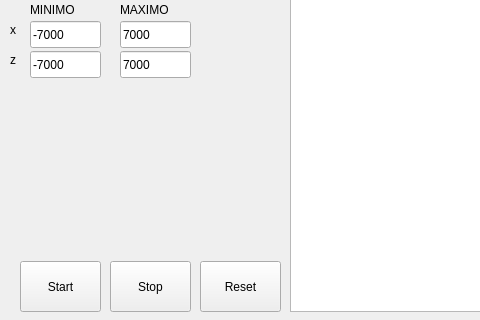
Before: the Qt Designer form controller/src/mainUI.ui in BarbechoGonzalez/EntregaFinal, drawn with Qt 5; both pictures show x 0 to 480 and y 239 to 559 of the 838 by 559 pixel window.
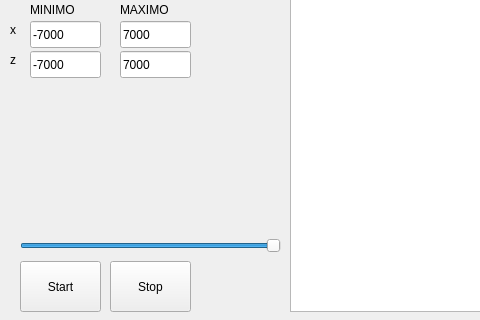
After: the same form once the commit is applied. Icons and pictures are not drawn.

What changed in the file:
```diff
--- a/controller/src/mainUI.ui
+++ b/controller/src/mainUI.ui
@@ -146,19 +146,6 @@
     </rect>
    </property>
   </widget>
-  <widget class="QPushButton" name="Reset">
-   <property name="geometry">
-    <rect>
-     <x>200</x>
-     <y>500</y>
-     <width>81</width>
-     <height>51</height>
-    </rect>
-   </property>
-   <property name="text">
-    <string>Reset</string>
-   </property>
-  </widget>
   <widget class="QLabel" name="label_4">
    <property name="geometry">
     <rect>
@@ -305,6 +292,34 @@
     <string>z</string>
    </property>
   </widget>
+  <widget class="QSlider" name="escala">
+   <property name="geometry">
+    <rect>
+     <x>20</x>
+     <y>470</y>
+     <width>261</width>
+     <height>29</height>
+    </rect>
+   </property>
+   <property name="accessibleName">
+    <string/>
+   </property>
+   <property name="accessibleDescription">
+    <string/>
+   </property>
+   <property name="minimum">
+    <number>1</number>
+   </property>
+   <property name="maximum">
+    <number>100</number>
+   </property>
+   <property name="value">
+    <number>100</number>
+   </property>
+   <property name="orientation">
+    <enum>Qt::Horizontal</enum>
+   </property>
+  </widget>
  </widget>
  <resources/>
  <connections/>
```
